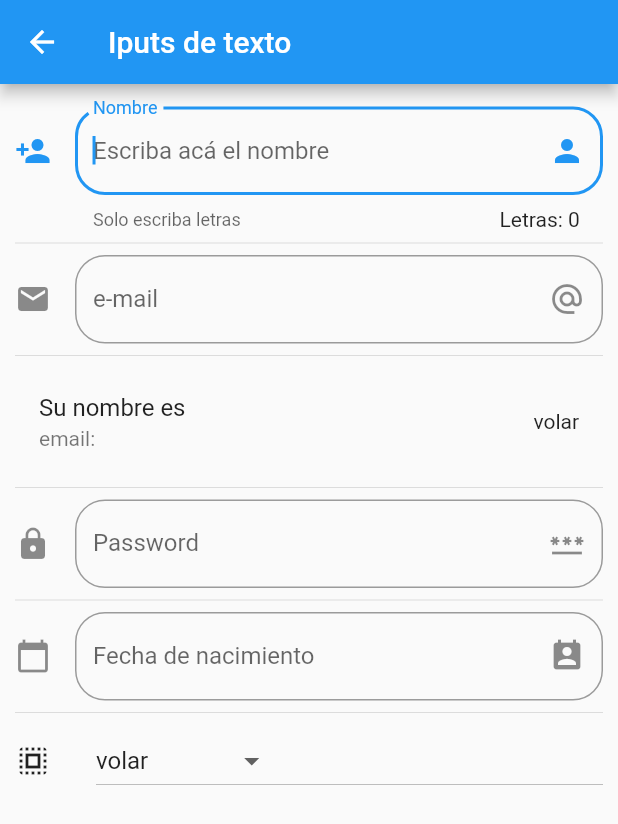
After one commit to hllsebastian/estudiandoFlutter, a Flutter app: the screen it shows after launch, after a tap on "inputs", on a phone screen of 412 x 824 dp. The commit adds this screen. Shown: the top 824 px of the screen. Run offline on Flutter 3.47's test engine with Material 2 defaults, Android fonts, the phone set to English and light mode, and no system bars; network calls fail.

Commit message:
seccion 6: video 82

```diff
--- a/componentes/data/menu_opts.json
+++ b/componentes/data/menu_opts.json
@@ -20,6 +20,11 @@
             "ruta" : "animatedContainer",
             "icon" : "donut_large",
             "texto": "Animated Container"
+        },
+        {
+            "ruta" : "inputs",
+            "icon" : "input",
+            "texto": "inputs"
         }
     ]
 }
--- a/componentes/lib/main.dart
+++ b/componentes/lib/main.dart
@@ -1,8 +1,12 @@
 import 'package:flutter/material.dart';
+
+//para definir un idioma
+import 'package:flutter_localizations/flutter_localizations.dart';
 
 import 'package:componentes/src/routes/routes.dart';
 
 import 'package:componentes/src/pages/alert_page.dart';
+
 
 
 void main() => runApp(MyApp());
@@ -12,6 +16,15 @@ class MyApp extends StatelessWidget {
   Widget build(BuildContext context) {
     return MaterialApp(
       debugShowCheckedModeBanner: false,
+      localizationsDelegates: [ // metodos y propiedades para definir el idioma
+        GlobalMaterialLocalizations.delegate,
+        GlobalWidgetsLocalizations.delegate,
+
+      ],
+      supportedLocales: [
+        Locale('en', 'US'), // English, no country code
+        Locale('es', 'ES'), // Spanish, no country code
+      ],
       title: 'Componentes APP',
       initialRoute: '/',
 
--- a/componentes/lib/src/pages/animated_container.dart
+++ b/componentes/lib/src/pages/animated_container.dart
@@ -35,14 +35,16 @@ class _AnimatedContainerPageState extends State<AnimatedContainerPage> {
       floatingActionButton: FloatingActionButton(
         child: Icon(Icons.double_arrow),
         backgroundColor: Colors.deepPurpleAccent,
-        onPressed: _formaChange,
+        onPressed: _formaChange, // en este metodo se dio forma al "animated"
       ),
     );
   }
 
   void _formaChange() {
 
-    final random = Random();
+    final random = Random(); /*se importa el paquete "dart:math" para que haga
+    una seleccion aleatoria de las propiedades del "AnimatedContainer" con el
+    metodo ".nextInt()" */
 
     setState(() {
       _width  = random.nextInt(300).toDouble();
--- /dev/null
+++ b/componentes/lib/src/pages/input_page.dart
@@ -0,0 +1,203 @@
+import 'package:flutter/material.dart';
+import 'package:flutter/services.dart';
+
+class InputPage extends StatefulWidget {
+  InputPage({Key? key}) : super(key: key);
+
+  @override
+  _InputPage createState() => _InputPage();
+}
+
+class _InputPage extends State<InputPage> {
+  String _nombre = '';
+  String _email = '';
+  String _fecha = '';
+  // esta variable se define para guardar la fecha elegida en el campo
+  TextEditingController _inputDateController = TextEditingController();
+
+  String _opcionSeleccionada = 'volar';
+  List<String> _poderes = [
+    'volar',
+    'rayos laser',
+    'super aliento',
+    'super fuerza'
+  ];
+
+  @override
+  Widget build(BuildContext context) {
+    return Scaffold(
+      appBar: AppBar(
+        title: Text('Iputs de texto'),
+      ),
+      body: ListView(
+        padding: EdgeInsets.symmetric(
+          vertical: 15,
+          horizontal: 10,
+        ),
+        children: <Widget>[
+          _crearInput(),
+          Divider(),
+          _crearEmail(),
+          Divider(),
+          _crearPersona(),
+          Divider(),
+          _crearPasword(),
+          Divider(),
+          _crearFecha(context),
+          Divider(),
+          _crearDropdown(),
+        ],
+      ),
+    );
+  }
+
+  _crearInput() {
+    //"TextField" para una linea, "TextFieldFormField" para un formulario
+    return TextField(
+      autofocus: true, //despliega automaticamente el texto
+      textCapitalization: TextCapitalization.sentences,
+      decoration: InputDecoration(
+        border: OutlineInputBorder(borderRadius: BorderRadius.circular(20)),
+        counter: Text('Letras: ${_nombre.length} '),
+        labelText: 'Nombre', //titulo del campo
+        hintText: 'Escriba acá el nombre', // fondo del campo
+        helperText: 'Solo escriba letras', // letra auxiliar
+        suffixIcon: Icon(Icons.person), // icono dentro del campo
+        icon: Icon(Icons.person_add), // icono afuera del campo
+      ),
+
+      onChanged: (valor) {
+        setState(() {
+          _nombre = valor;
+        });
+      },
+    );
+  }
+
+  _crearEmail() {
+    return TextField(
+      autofocus: true, //despliega automaticamente el texto
+      keyboardType: TextInputType.emailAddress,
+      decoration: InputDecoration(
+        border: OutlineInputBorder(borderRadius: BorderRadius.circular(20)),
+        labelText: 'e-mail', //titulo del campo
+        hintText: 'Escriba acá el e-mail', // fondo del campo
+        icon: Icon(Icons.email), // icono afuera del campo
+        suffixIcon: Icon(Icons.alternate_email), // icono dentro del campo
+      ),
+
+      onChanged: (valor) {
+        setState(() {
+          _nombre = valor;
+        });
+      },
+    );
+  }
+
+  _crearPasword() {
+    return TextField(
+      autofocus: true, //despliega automaticamente el texto
+      obscureText: true,
+      decoration: InputDecoration(
+        border: OutlineInputBorder(borderRadius: BorderRadius.circular(20)),
+        labelText: 'Password', //titulo del campo
+        hintText: 'Escriba acá su password', // fondo del campo
+        icon: Icon(Icons.lock), // icono afuera del campo
+        suffixIcon: Icon(Icons.password_outlined), // icono dentro del campo
+      ),
+    );
+  }
+
+  _crearFecha(BuildContext contex) {
+    return TextField(
+      autofocus: true, //despliega automaticamente el texto
+      enableInteractiveSelection: false, // para no permitir que escriba
+      controller: _inputDateController, // para que deje guardado en el campo
+      // la seleccion de la fecha
+      decoration: InputDecoration(
+          border: OutlineInputBorder(borderRadius: BorderRadius.circular(20)),
+          labelText: 'Fecha de nacimiento', //titulo del campo
+          hintText: 'Ingrese acá la fecha de nacimiento', // fondo del campo
+          icon: Icon(Icons.calendar_today), // icono afuera del campo
+          suffixIcon:
+              Icon(Icons.perm_contact_calendar) // icono dentro del campo
+          ),
+      onTap: () {
+        // para quitar la iluminacion cuando se selecciona el campo
+        FocusScope.of(context).requestFocus(new FocusNode());
+        // metodo que se crea para definir la seleccion de la fecha
+        _selectDate(context);
+      },
+    );
+  }
+
+  // se definio la seleccion de la fecha
+  _selectDate(BuildContext context) async {
+    final picked = await showDatePicker(
+      // Permite asignar calendario...
+      context: context, // Se usa como future para que espere la eleccion
+      initialDate: DateTime.now(), // de fecha y muestre la fecha elegida y no
+      firstDate: DateTime(2019), // la instancia
+      lastDate: DateTime(2022),
+      locale: Locale('es', 'ES'), // para establecer idioma al calendario
+    );
+
+    if (picked != null) {
+      setState(() {
+        _fecha = picked.toString();
+        _inputDateController.text = _fecha;
+      });
+    }
+  }
+
+  _crearPersona() {
+    // Para mostrar el nombre que se escriba, mientras se escribe
+    return ListTile(
+      title: Text('Su nombre es $_nombre'),
+      subtitle: Text('email: $_email'),
+      trailing: Text(_opcionSeleccionada),
+    );
+  }
+
+  List<DropdownMenuItem<String>>? getOpcionesDropDown() {
+    List<DropdownMenuItem<String>> lista = [];
+
+    _poderes.forEach((poder) {
+      lista.add(DropdownMenuItem(
+        child: Text(poder),
+        value: poder,
+      ));
+    });
+
+    return lista;
+  }
+
+  _crearDropdown() {
+    // Para crear un listado
+
+    return Row (
+      children: [
+        Icon(Icons.select_all),
+        SizedBox(width: 30),
+        Expanded(
+          child: DropdownButton(
+                value: _opcionSeleccionada,
+                items: getOpcionesDropDown(),
+                onChanged: (opt) {
+                  setState(() {
+                    _opcionSeleccionada = opt.toString();
+                  });
+                },
+              ),
+        ),
+      ],
+
+
+    );
+
+
+
+
+
+  }
+}
--- a/componentes/lib/src/routes/routes.dart
+++ b/componentes/lib/src/routes/routes.dart
@@ -1,4 +1,6 @@
+import 'package:componentes/src/pages/input_page.dart';
 import 'package:flutter/material.dart'                 ;
+
 import 'package:componentes/src/pages/home_page.dart'  ;
 import 'package:componentes/src/pages/alert_page.dart' ;
 import 'package:componentes/src/pages/avatar_page.dart';
@@ -16,5 +18,6 @@ Map<String, WidgetBuilder> getApplicatioRoutes() {
     'avatar': (BuildContext context) => AvatarPage(),
     'card'  : (BuildContext context) => CardPage()  ,
     'animatedContainer': (BuildContext context) => AnimatedContainerPage(),
+    'inputs': (BuildContext context) => InputPage(),
   };
 }
--- a/componentes/lib/src/utils/icons_string_utils.dart
+++ b/componentes/lib/src/utils/icons_string_utils.dart
@@ -8,6 +8,7 @@ final _icons = <String, IconData> {
   "folder_open"   : Icons.folder_open,
   "animated"      : Icons.folder_open,
   "donut_large"   : Icons.donut_large,
+  "input"         : Icons.input,
 };
 
 Icon getIcon(String nombreIcon) {
--- a/componentes/pubspec.yaml
+++ b/componentes/pubspec.yaml
@@ -22,6 +22,8 @@ environment:
 
 dependencies:
   flutter:
+    sdk: flutter
+  flutter_localizations:
     sdk: flutter
 
 
```
Also changed, not shown: componentes/pubspec.lock.
